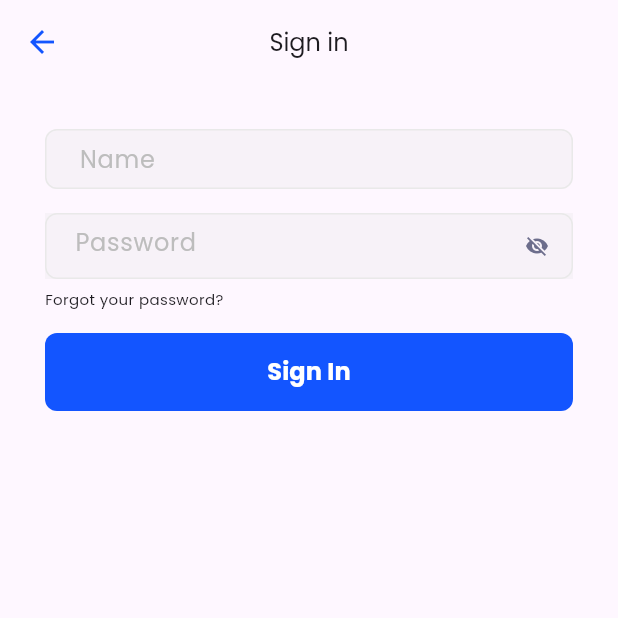
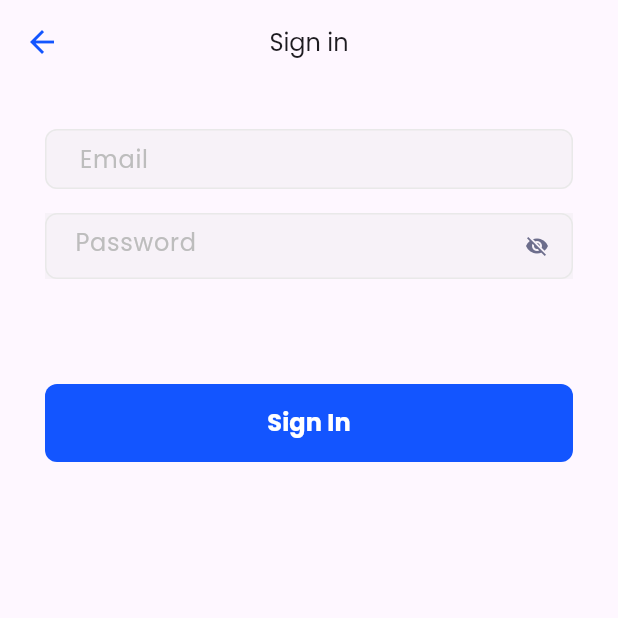
Before and after one commit to indahgithaa/CampVestor, a Flutter app: the SignInUMKM screen opened directly, after a tap on "Sign In", on a phone screen of 412 x 824 dp, the top half of it. Run offline on Flutter 3.47's test engine with Material 3 defaults, Android fonts, the light colour scheme and no system bars; our stand-ins replace cloud_firestore, firebase_auth, firebase_core, flutter_svg, google_fonts; accounts and stored records are empty; network calls fail.

Commit message:
sign in umkm

```diff
--- a/lib/pages/umkm/sign_in.dart
+++ b/lib/pages/umkm/sign_in.dart
@@ -1,20 +1,24 @@
+import 'package:camp_vestor/pages/umkm/home_page.dart';
 import 'package:flutter/material.dart';
-import '../../styles/color_styles.dart';
 import 'package:google_fonts/google_fonts.dart';
 import 'package:flutter_svg/flutter_svg.dart';
 import '../widgets/buttons.dart';
 import '../widgets/text_form.dart';
 import '../widgets/password_form.dart';
+import 'package:flutter/gestures.dart';
+import 'package:firebase_auth/firebase_auth.dart';
+import 'package:cloud_firestore/cloud_firestore.dart';
+import '../../styles/color_styles.dart';
 
 class SignInUMKM extends StatefulWidget {
-  const SignInUMKM({super.key});
+  const SignInUMKM({Key? key}) : super(key: key);
 
   @override
-  State<SignInUMKM> createState() => _SignInInvestorState();
+  State<SignInUMKM> createState() => _SignInUMKMState();
 }
 
-class _SignInInvestorState extends State<SignInUMKM> {
-  TextEditingController usernameController = TextEditingController();
+class _SignInUMKMState extends State<SignInUMKM> {
+  TextEditingController emailController = TextEditingController();
   TextEditingController passwordController = TextEditingController();
 
   @override
@@ -22,13 +26,12 @@ class _SignInInvestorState extends State<SignInUMKM> {
     return Scaffold(
       appBar: AppBar(
         leading: Icon(
-          Icons.arrow_back, color: ColorStyles.primary,
+          Icons.arrow_back,
+          color: ColorStyles.primary,
         ),
         title: Text(
           "Sign in",
-          style: GoogleFonts.poppins(
-            fontSize: 16
-          ),
+          style: GoogleFonts.poppins(fontSize: 16),
         ),
         centerTitle: true,
       ),
@@ -38,36 +41,61 @@ class _SignInInvestorState extends State<SignInUMKM> {
           crossAxisAlignment: CrossAxisAlignment.start,
           children: [
             TextFields(
-              textEditingController: usernameController,
-              text: "Name",
-              textInputType: TextInputType.name,
+              textEditingController: emailController,
+              text: "Email",
+              textInputType: TextInputType.emailAddress,
             ),
-            SizedBox(height: 16,),
-            PasswordTextFields(
-              passwordController: passwordController
-            ),
-            SizedBox(
-              height: 6,
-            ),
-            Text(
-              "Forgot your password?",
-              style: GoogleFonts.poppins(
-                fontSize: 10,
-              ),
-            ),
-            SizedBox(
-              height: 16,
-            ),
+            SizedBox(height: 16),
+            PasswordTextFields(passwordController: passwordController),
+            SizedBox(height: 70),
             Buttons(
               text: "Sign In",
-              onClicked: (){},
+              onClicked: () async {
+                try {
+                  UserCredential userCredential = await FirebaseAuth.instance.signInWithEmailAndPassword(
+                    email: emailController.text,
+                    password: passwordController.text,
+                  );
+                  String username = await _fetchUsername(userCredential.user!.email!);
+                  // After successful sign-in, navigate to HomePageUMKM with the username
+                  Navigator.pushReplacement(
+                    context,
+                    MaterialPageRoute(
+                      builder: (context) => HomePageUMKM(username: userCredential.user!.email!),
+                    ),
+                  );
+                } on FirebaseAuthException catch (e) {
+                  if (e.code == 'user-not-found') {
+                    print('No user found for that email.');
+                  } else if (e.code == 'wrong-password') {
+                    print('Wrong password provided for that user.');
+                  }
+                } catch (e) {
+                  print(e);
+                }
+              },
               width: MediaQuery.of(context).size.width,
               backgroundColor: ColorStyles.primary,
-              fontColor: ColorStyles.white
-              )
+              fontColor: ColorStyles.white,
+            ),
+            SizedBox(height: 12),
           ],
         ),
       ),
     );
   }
+
+  Future<String> _fetchUsername(String email) async {
+    String username = "";
+    await FirebaseFirestore.instance
+        .collection('users')
+        .where('email', isEqualTo: email)
+        .get()
+        .then((QuerySnapshot querySnapshot) {
+      querySnapshot.docs.forEach((doc) {
+        username = doc["username"];
+      });
+    });
+    return username;
+  }
 }
--- a/lib/pages/who_are_you.dart
+++ b/lib/pages/who_are_you.dart
@@ -54,7 +54,9 @@ class _WhoAreYouPageState extends State<WhoAreYouPage> {
             SizedBox(height: 27,),
             Buttons(
               text: "UMKM",
-              onClicked: (){},
+              onClicked: (){
+                Navigator.push(context, MaterialPageRoute(builder: (context) => SignInUMKM()));
+              },
               width: MediaQuery.of(context).size.width,
               backgroundColor: ColorStyles.primary,
               fontColor: ColorStyles.white
```
Also changed, not shown: lib/pages/investor/home_page_investor.dart (+6 -2 lines), lib/pages/investor/sign_in.dart (+45 -34 lines), lib/pages/investor/sign_up.dart (+47 -72 lines), lib/pages/umkm/home_page.dart (+15 -10 lines).
